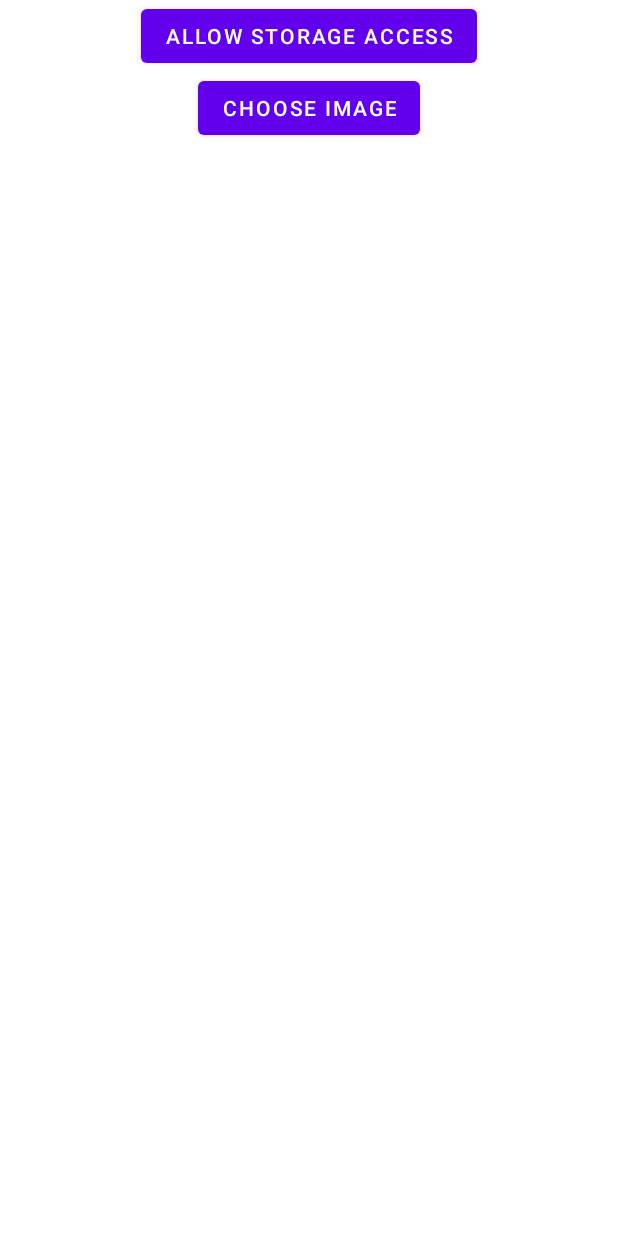
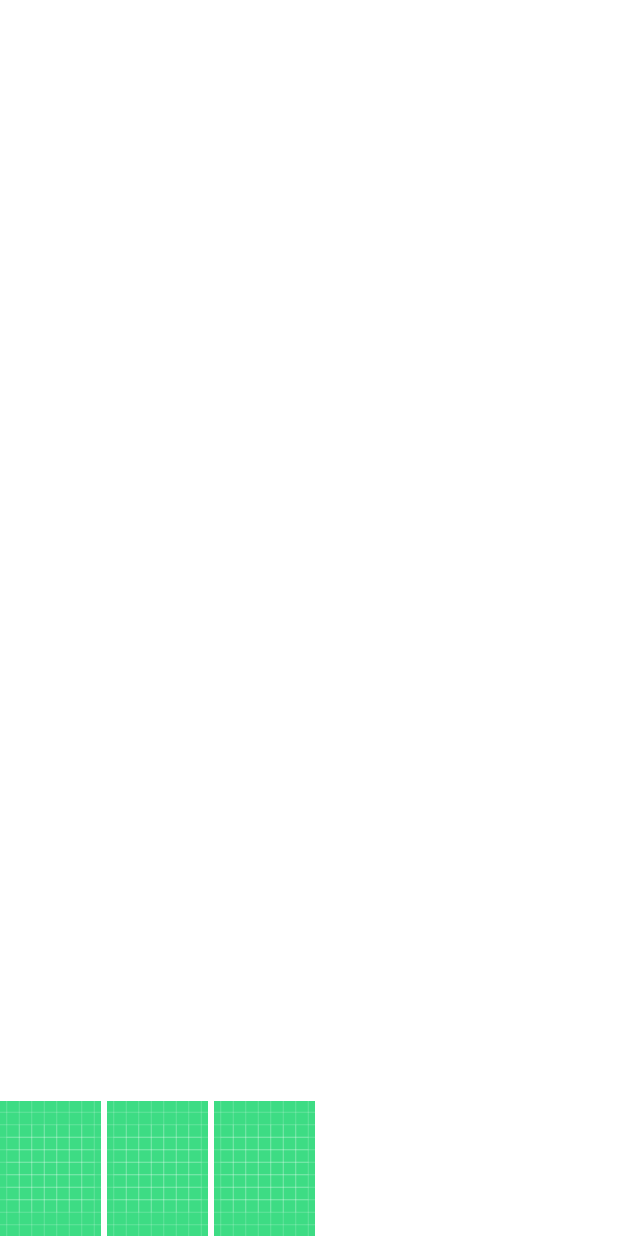
Before and after one commit to vpulpatil/AlleAssignment, an Android app: the layout activity_main.xml on its own in the app's theme, with its tools: preview values and no code run, on a phone screen of 412 x 824 dp. Run offline under Robolectric (Android 15) with nearby library versions, the phone set to English and light mode, and no system bars.

Commit message:
displaying list of images from screenshot folder and full screen image on image item click

```diff
--- a/app/build.gradle.kts
+++ b/app/build.gradle.kts
@@ -86,6 +86,9 @@ dependencies {
 
     implementation("androidx.lifecycle:lifecycle-runtime-ktx:2.6.2")
 
+    //Glide: Image Loading Library
+    implementation("com.github.bumptech.glide:glide:4.16.0")
+
     //Unit Testing
     testImplementation("junit:junit:4.13.2")
     androidTestImplementation("androidx.test.ext:junit:1.1.5")
--- a/app/src/main/AndroidManifest.xml
+++ b/app/src/main/AndroidManifest.xml
@@ -15,7 +15,7 @@
         android:theme="@style/Theme.AlleAssignment"
         tools:targetApi="31">
         <activity
-            android:name=".MainActivity"
+            android:name=".presentation.MainActivity"
             android:exported="true"
             android:theme="@style/Theme.AlleAssignment">
             <intent-filter>
--- a/app/src/main/res/layout/activity_main.xml
+++ b/app/src/main/res/layout/activity_main.xml
@@ -1,41 +1,40 @@
 <?xml version="1.0" encoding="utf-8"?>
 <androidx.constraintlayout.widget.ConstraintLayout xmlns:android="http://schemas.android.com/apk/res/android"
     xmlns:app="http://schemas.android.com/apk/res-auto"
+    xmlns:tools="http://schemas.android.com/tools"
     android:layout_width="match_parent"
     android:layout_height="match_parent"
     android:orientation="vertical">
 
-    <LinearLayout
-        android:layout_width="match_parent"
+    <com.google.android.material.button.MaterialButton
+        android:id="@+id/btnAllowStorageAccess"
+        android:layout_width="wrap_content"
         android:layout_height="wrap_content"
-        android:gravity="center_horizontal"
-        android:orientation="vertical"
+        android:text="Allow Storage Access"
         app:layout_constraintEnd_toEndOf="parent"
         app:layout_constraintStart_toStartOf="parent"
-        app:layout_constraintTop_toTopOf="parent">
+        app:layout_constraintTop_toTopOf="parent"
+        tools:visibility="gone" />
 
-        <com.google.android.material.button.MaterialButton
-            android:id="@+id/btnAllowStorageAccess"
-            android:layout_width="wrap_content"
-            android:layout_height="wrap_content"
-            android:text="Allow Storage Access" />
-
-        <com.google.android.material.button.MaterialButton
-            android:id="@+id/btnChooseImage"
-            android:layout_width="wrap_content"
-            android:layout_height="wrap_content"
-            android:text="Choose Image" />
-
-    </LinearLayout>
-
+    <ImageView
+        android:id="@+id/imgSelectedFile"
+        android:layout_width="0dp"
+        android:layout_height="0dp"
+        android:layout_marginBottom="16dp"
+        app:layout_constraintBottom_toTopOf="@+id/rvImageList"
+        app:layout_constraintEnd_toEndOf="parent"
+        app:layout_constraintStart_toStartOf="parent"
+        app:layout_constraintTop_toTopOf="parent" />
 
     <androidx.recyclerview.widget.RecyclerView
+        android:id="@+id/rvImageList"
         android:layout_width="match_parent"
         android:layout_height="wrap_content"
         android:orientation="horizontal"
         app:layoutManager="androidx.recyclerview.widget.LinearLayoutManager"
         app:layout_constraintBottom_toBottomOf="parent"
         app:layout_constraintEnd_toEndOf="parent"
-        app:layout_constraintStart_toStartOf="parent" />
+        app:layout_constraintStart_toStartOf="parent"
+        tools:listitem="@layout/item_image_thumbnail" />
 
 </androidx.constraintlayout.widget.ConstraintLayout>
--- /dev/null
+++ b/app/src/main/res/layout/item_image_thumbnail.xml
@@ -0,0 +1,27 @@
+<?xml version="1.0" encoding="utf-8"?>
+<androidx.constraintlayout.widget.ConstraintLayout xmlns:android="http://schemas.android.com/apk/res/android"
+    xmlns:app="http://schemas.android.com/apk/res-auto"
+    xmlns:tools="http://schemas.android.com/tools"
+    android:layout_width="wrap_content"
+    android:layout_height="wrap_content">
+
+    <ImageView
+        android:id="@+id/imgThumbnail"
+        android:layout_width="0dp"
+        android:layout_height="90dp"
+        android:adjustViewBounds="true"
+        android:contentDescription="Image from Screenshot Folder"
+        android:scaleType="centerCrop"
+        app:layout_constraintDimensionRatio="H,4:3"
+        app:layout_constraintStart_toStartOf="parent"
+        app:layout_constraintTop_toTopOf="parent"
+        tools:src="@drawable/ic_launcher_background" />
+
+    <View
+        android:layout_width="4dp"
+        android:layout_height="0dp"
+        app:layout_constraintBottom_toBottomOf="@+id/imgThumbnail"
+        app:layout_constraintStart_toEndOf="@+id/imgThumbnail"
+        app:layout_constraintTop_toTopOf="@+id/imgThumbnail" />
+
+</androidx.constraintlayout.widget.ConstraintLayout>
```
Also changed, not shown: app/src/main/java/com/alle/assignment/MainActivity.kt (deleted, +0 -140 lines), app/src/main/java/com/alle/assignment/presentation/ImageListAdapter.kt (added, +50 -0 lines), app/src/main/java/com/alle/assignment/presentation/MainActivity.kt (added, +145 -0 lines).
